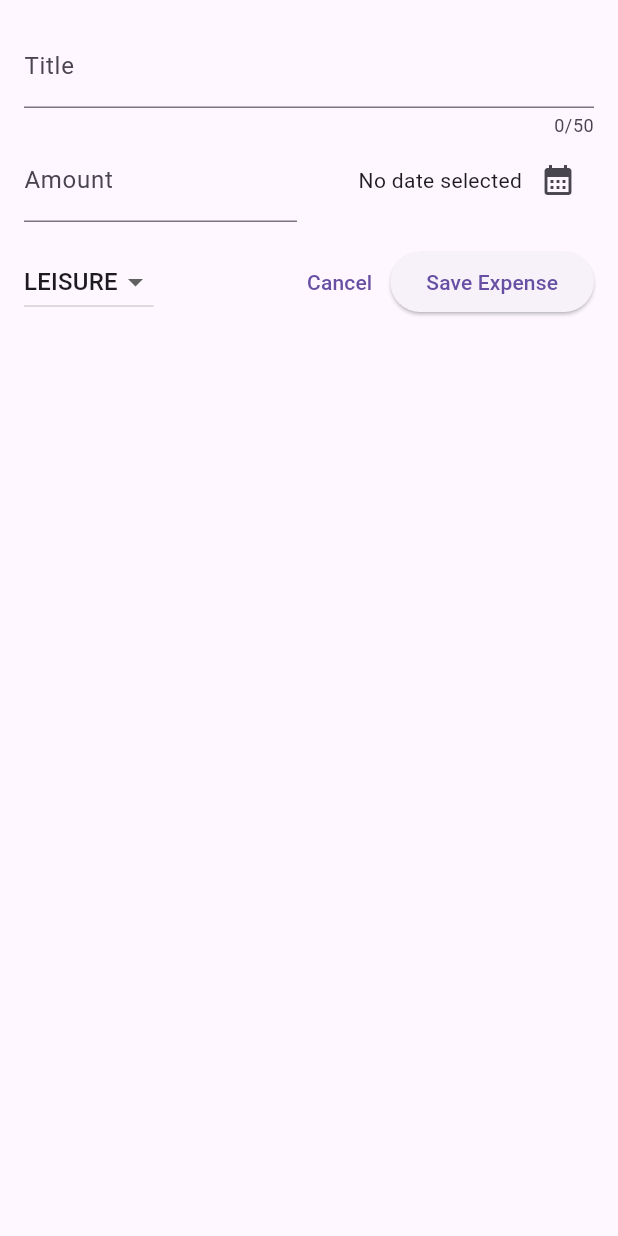
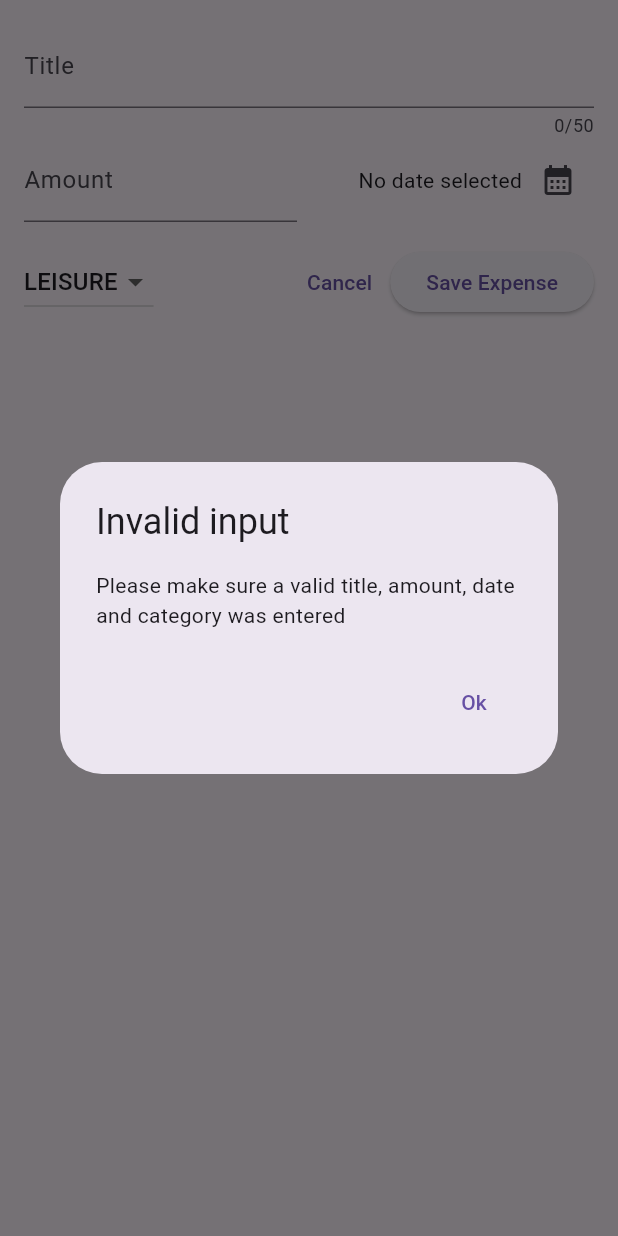
Before and after one commit to galiyev/flutter_udemy, a Flutter app: the NewExpense widget shown alone on an empty page, opened directly, after a tap on "Save Expense", on a phone screen of 412 x 824 dp. Run offline on Flutter 3.47's test engine with Material 3 defaults, Android fonts, the phone set to English and light mode, and no system bars; our stand-ins replace google_fonts.

Commit message:
Lesson / 117 100%

```diff
--- a/expense_tracker/lib/widgets/new_expense.dart
+++ b/expense_tracker/lib/widgets/new_expense.dart
@@ -34,6 +34,26 @@ class _NewExpenseState extends State<NewExpense>{
       _selectedDate = pickedDate;
     });
   }
+
+  void _submitExpenseData(){
+      final enteredAmount = double.tryParse(_amountController.text);
+      final amountIsInvalid = enteredAmount ==null || enteredAmount<=0;
+      if (_titleController.text.trim().isEmpty || amountIsInvalid){
+        showDialog(context: context, builder: (ctx)=>AlertDialog(
+             title: const Text('Invalid input'),
+             content: Text('Please make sure a valid title, amount, date and category was entered'),
+             actions: [
+               TextButton(
+                   onPressed: (){
+                     Navigator.pop(ctx);
+                   },
+                   child: const Text('Ok'))
+             ],
+        ));
+        return;
+      }
+  }
+
 
   @override
   void dispose() {
@@ -114,10 +134,7 @@ class _NewExpenseState extends State<NewExpense>{
                 )
                 ,
                  ElevatedButton(
-                     onPressed: (){
-                       print(_titleController.text);
-                       print(_amountController.text);
-                     },
+                     onPressed: _submitExpenseData,
                      child:const Text('Save Expense'))
               ],
             )
```
